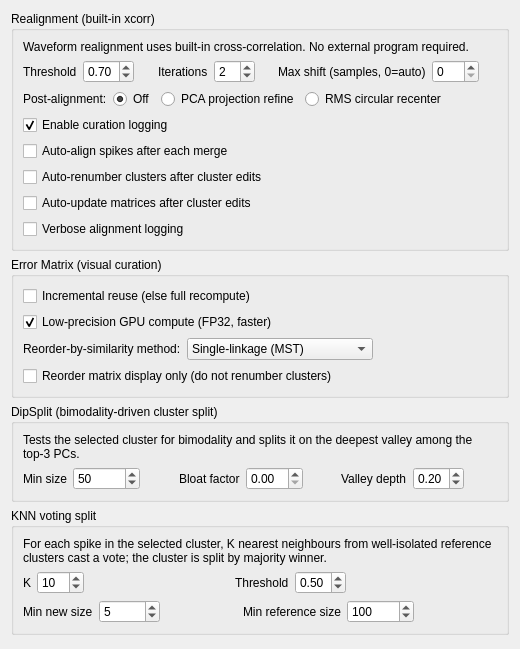
Old version of the form src/klusters/src/prefrefinementlayout.ui in the repository Gravios/neurosuite-3.
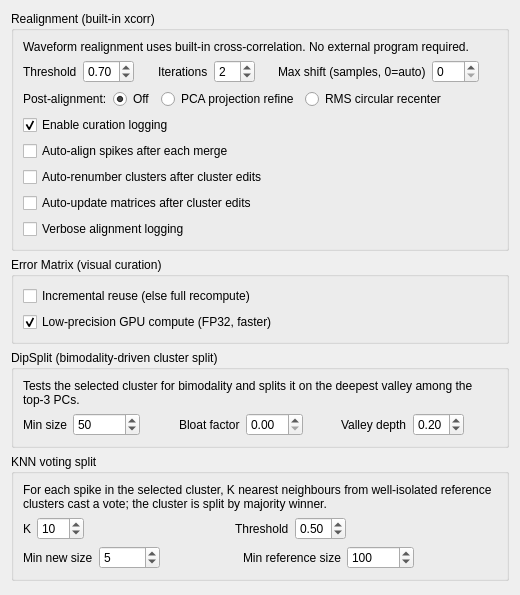
New version of the form.

Commit message: klusters: move the cluster-sorting preferences to their own Preferences tab

The edit to the form file:
```diff
--- a/src/klusters/src/prefrefinementlayout.ui
+++ b/src/klusters/src/prefrefinementlayout.ui
@@ -308,50 +308,6 @@
         </property>
        </widget>
       </item>
-      <item row="2" column="0">
-       <layout class="QHBoxLayout" name="reorderMethodRow">
-        <item>
-         <widget class="QLabel" name="reorderMethodLabel">
-          <property name="text">
-           <string>Reorder-by-similarity method:</string>
-          </property>
-         </widget>
-        </item>
-        <item>
-         <widget class="QComboBox" name="reorderMethodComboBox">
-          <property name="toolTip">
-           <string>Algorithm used by Reorder Clusters by Similarity (Shift+S) to turn the similarity matrix into a cluster ordering. Single-linkage (MST): the maximum-spanning-tree leaf order, very fast (O(N^2)) but tends to chain. Spectral (Fiedler): sort by the Fiedler vector of the similarity Laplacian via a parallel power iteration, often a smoother heatmap gradient. Feature-space (fet centroids): order clusters by the first principal component of their fet-space centroids -- needs no similarity matrix and is O(N) in the cluster count, so it stays fast where Spectral does not at large N. The first two read whichever matrix is computed (error or template). Default: Single-linkage (MST).</string>
-          </property>
-          <item>
-           <property name="text"><string>Single-linkage (MST)</string></property>
-          </item>
-          <item>
-           <property name="text"><string>Spectral (Fiedler)</string></property>
-          </item>
-          <item>
-           <property name="text"><string>Feature-space (fet centroids)</string></property>
-          </item>
-         </widget>
-        </item>
-        <item>
-         <spacer name="reorderMethodSpacer">
-          <property name="orientation"><enum>Qt::Horizontal</enum></property>
-          <property name="sizeHint" stdset="0"><size><width>40</width><height>20</height></size></property>
-         </spacer>
-        </item>
-       </layout>
-      </item>
-      <item>
-       <widget class="QCheckBox" name="reorderDisplayOnlyCheckBox">
-        <property name="text">
-         <string>Reorder matrix display only (do not renumber clusters)</string>
-        </property>
-        <property name="toolTip">
-         <string>When Reorder Clusters by Similarity (Shift+S) runs, rearrange only the rows/columns of the error-matrix display into similarity order, leaving cluster IDs unchanged. This skips the full cluster renumber (rewriting every spike label, rebuilding spikesByCluster, invalidating and recomputing the matrix), so it is near-instant at large cluster counts. The new order is view-only: it is not saved to the .clu file and axis labels will be out of numeric order. Off: renumber clusters into similarity order (persistent, slower). Applies to the error matrix only. Default: off.</string>
-        </property>
-        <property name="checked"><bool>false</bool></property>
-       </widget>
-      </item>
      </layout>
     </widget>
    </item>
```
The commit also changes 10 other files.
